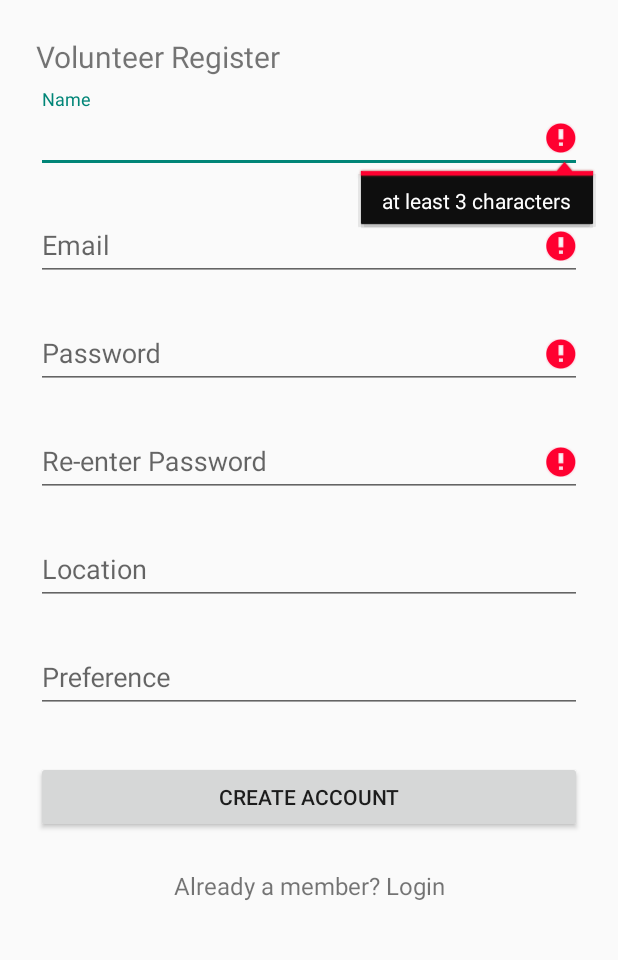
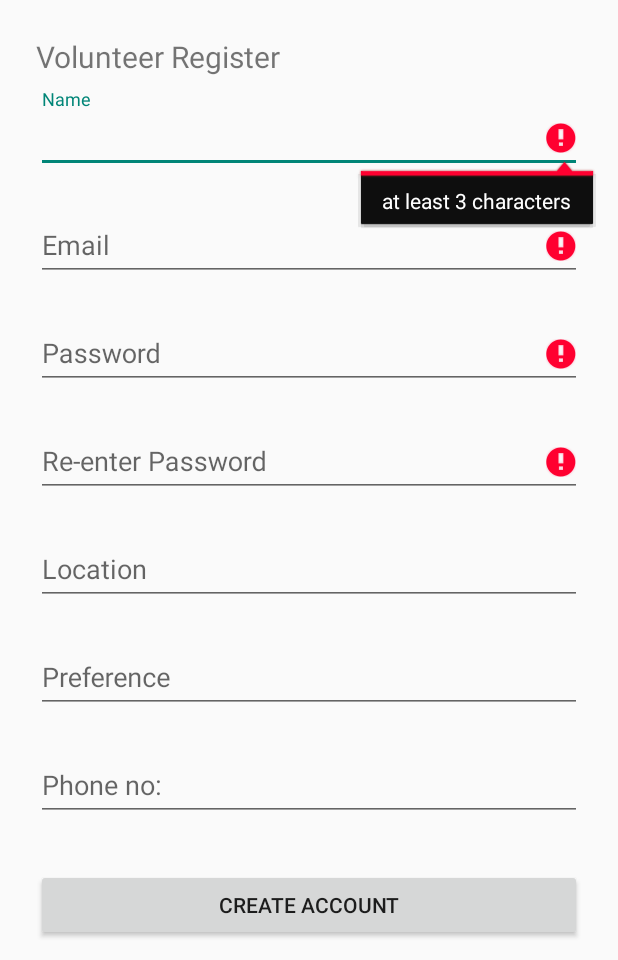
Before and after one commit to Mumbai18/team-6, an Android app: the VolunteerRegister screen opened directly, with no data from a screen before it, after a tap on "CREATE ACCOUNT", on a phone screen of 412 x 824 dp, the part 276-1236 px from its top. Run offline under Robolectric (Android 15) with nearby library versions, the phone set to English and light mode, and no system bars; our stand-ins replace ButterKnife, Volley.

Commit message:
added extra fields in Volunteer data

```diff
--- a/vcare/app/src/main/java/com/example/tanuj/vcare/VolunteerRegister.java
+++ b/vcare/app/src/main/java/com/example/tanuj/vcare/VolunteerRegister.java
@@ -41,8 +41,10 @@ public class VolunteerRegister extends AppCompatActivity {
     @BindView(R.id.input_reEnterPassword) EditText _reEnterPasswordText;
     @BindView(R.id.btn_signup)
     Button _signupButton;
-    @BindView(R.id.link_login)
-    TextView _loginLink;
+    @BindView(R.id.link_login) TextView _loginLink;
+    @BindView(R.id.input_location) TextView _locationText;
+    @BindView(R.id.input_preference) TextView _preference;
+    @BindView(R.id.input_phone_no) TextView _phoneno;
 
     @Override
     public void onCreate(Bundle savedInstanceState) {
@@ -84,7 +86,10 @@ public class VolunteerRegister extends AppCompatActivity {
         final String name = _nameText.getText().toString();
         final String email = _emailText.getText().toString();
         final String password = _passwordText.getText().toString();
-        String reEnterPassword = _reEnterPasswordText.getText().toString();
+        final String reEnterPassword = _reEnterPasswordText.getText().toString();
+        final String phone_no = _phoneno.getText().toString();
+        final String location = _locationText.getText().toString();
+        final String preference = _preference.getText().toString();
 
         // TODO: Implement your own signup logic here.
 
@@ -119,6 +124,9 @@ public class VolunteerRegister extends AppCompatActivity {
                 params.put("name",name);
                 params.put("email",email);
                 params.put("password",password);
+                params.put("location",location);
+                params.put("preference",preference);
+                params.put("phoneno",phone_no);
                 return params;
             }
         };
--- a/vcare/app/src/main/res/layout/activity_volunteer_register.xml
+++ b/vcare/app/src/main/res/layout/activity_volunteer_register.xml
@@ -104,6 +104,19 @@
                 android:hint="Preference" />
         </android.support.design.widget.TextInputLayout>
 
+        <!-- Phone_no Label -->
+        <android.support.design.widget.TextInputLayout
+            android:layout_width="match_parent"
+            android:layout_height="wrap_content"
+            android:layout_marginTop="8dp"
+            android:layout_marginBottom="8dp">
+            <EditText android:id="@+id/input_phone_no"
+                android:layout_width="match_parent"
+                android:layout_height="wrap_content"
+                android:inputType="text"
+                android:hint="Phone no:" />
+        </android.support.design.widget.TextInputLayout>
+
 
         <!-- Signup Button -->
         <android.support.v7.widget.AppCompatButton
```
